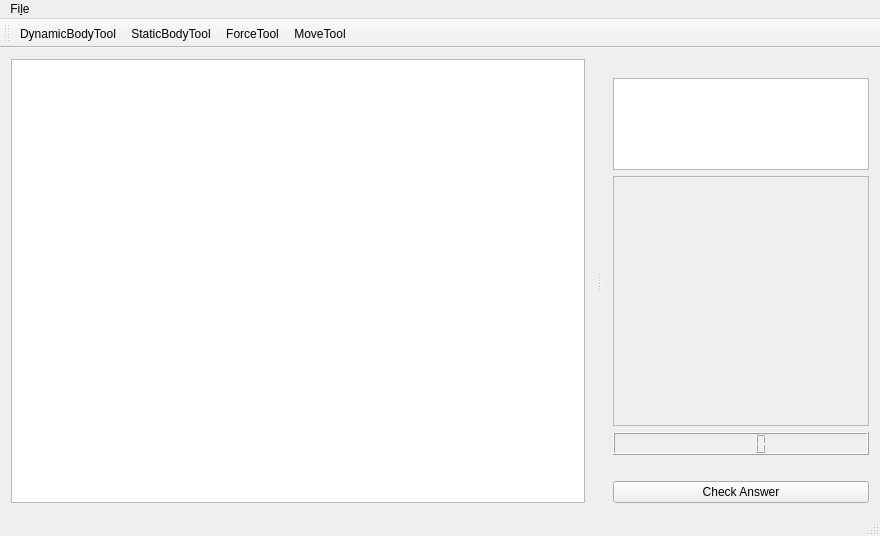
This is NewtonCore/mainwindow.ui in jarednielson/NewtonEZ as Qt 5 draws it before an edit. The edited form follows.
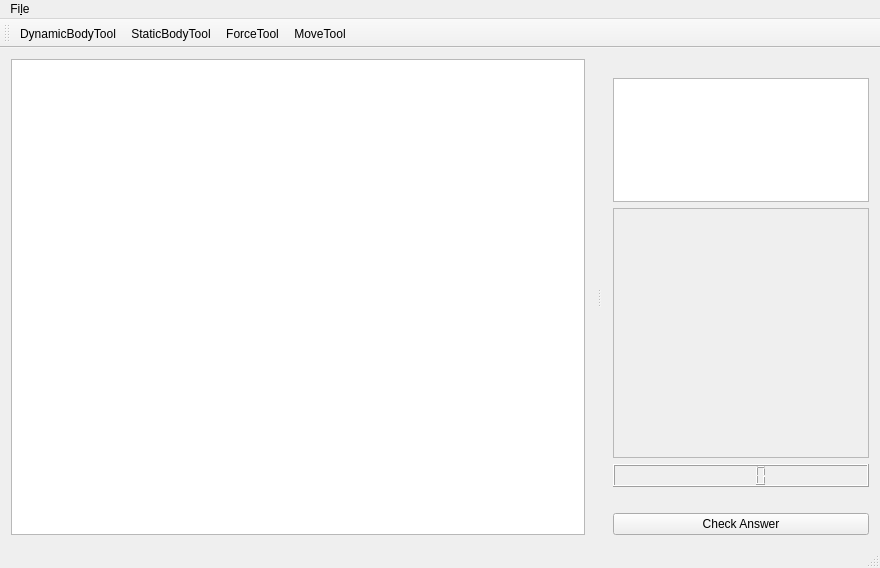
This is the edited form. Custom widgets are drawn as their Qt base class.

Patch:
```diff
--- a/NewtonCore/mainwindow.ui
+++ b/NewtonCore/mainwindow.ui
@@ -7,7 +7,7 @@
     <x>0</x>
     <y>0</y>
     <width>880</width>
-    <height>536</height>
+    <height>568</height>
    </rect>
   </property>
   <property name="windowTitle">
@@ -178,8 +178,8 @@
            <rect>
             <x>0</x>
             <y>0</y>
-            <width>254</width>
-            <height>248</height>
+            <width>252</width>
+            <height>246</height>
            </rect>
           </property>
           <layout class="QVBoxLayout" name="verticalLayout_2">
```
Left out of the diff: 2 changed lines with no effect on the pictures.
